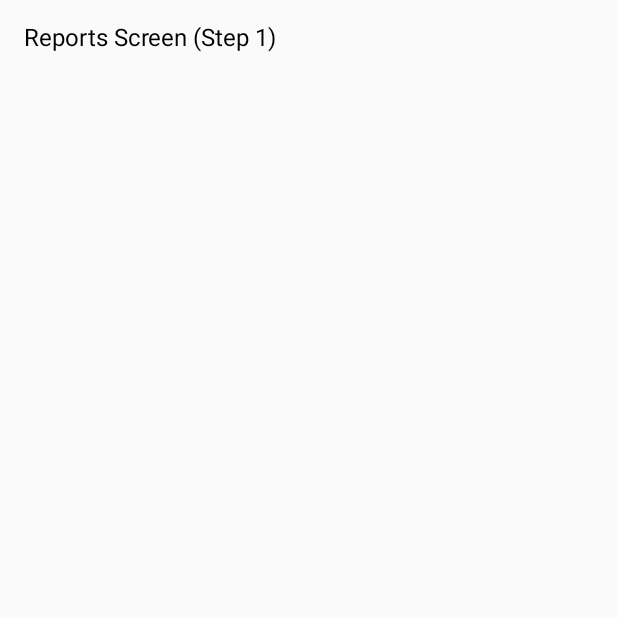
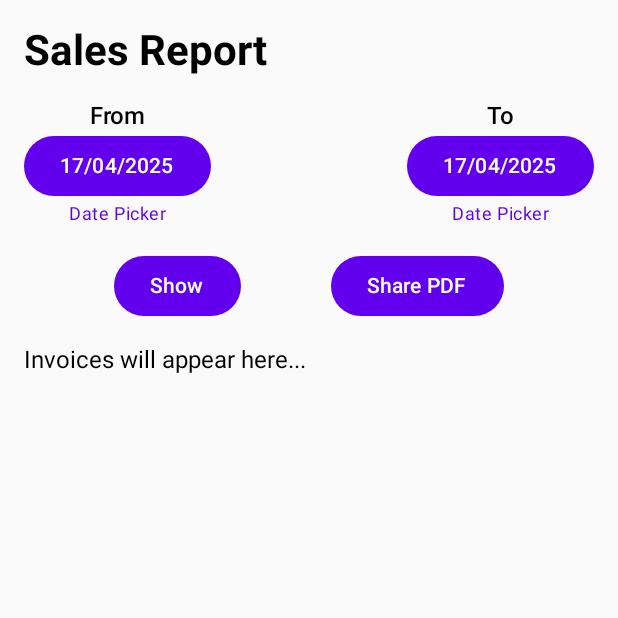
Before and after one commit to bhkrayem/ChInv, an Android app built with Jetpack Compose: the ReportsScreen screen opened through its navigation route, on a phone screen of 412 x 824 dp, the top half of it. Run offline under Robolectric (Android 15) with nearby library versions, the phone set to English and light mode, and no system bars.

```diff
--- a/app/src/main/java/com/bahaa/chinv/ReportsScreen.kt
+++ b/app/src/main/java/com/bahaa/chinv/ReportsScreen.kt
@@ -1,15 +1,114 @@
 package com.bahaa.chinv
 
-import androidx.compose.foundation.layout.*
+import android.annotation.SuppressLint
+import android.app.DatePickerDialog
+import android.content.Context
+import androidx.compose.foundation.layout.Arrangement
+import androidx.compose.foundation.layout.Column
+import androidx.compose.foundation.layout.Row
+import androidx.compose.foundation.layout.Spacer
+import androidx.compose.foundation.layout.fillMaxWidth
+import androidx.compose.foundation.layout.height
+import androidx.compose.foundation.layout.padding
+import androidx.compose.material3.Button
+import androidx.compose.material3.MaterialTheme
 import androidx.compose.material3.Text
 import androidx.compose.runtime.Composable
+import androidx.compose.runtime.getValue
+import androidx.compose.runtime.mutableStateOf
+import androidx.compose.runtime.remember
+import androidx.compose.runtime.setValue
 import androidx.compose.ui.Modifier
+import androidx.compose.ui.platform.LocalContext
+import androidx.compose.ui.text.font.FontWeight
 import androidx.compose.ui.unit.dp
 import androidx.navigation.NavHostController
+import java.text.SimpleDateFormat
+import java.util.Calendar
+import java.util.Date
+import java.util.Locale
+
+@SuppressLint("SimpleDateFormat")
+@Composable
+fun ReportsScreen(navController: NavHostController) {
+    val context = LocalContext.current
+
+    val dateFormat = SimpleDateFormat("dd/MM/yyyy", Locale.getDefault())
+    val today = remember { dateFormat.format(Date()) }
+
+    var fromDate by remember { mutableStateOf(today) }
+    var toDate by remember { mutableStateOf(today) }
+
+    Column(modifier = Modifier.padding(16.dp)) {
+        Text(
+            "Sales Report",
+            style = MaterialTheme.typography.headlineMedium,
+            fontWeight = FontWeight.Bold
+        )
+
+        Spacer(modifier = Modifier.height(16.dp))
+
+        Row(modifier = Modifier.fillMaxWidth(), horizontalArrangement = Arrangement.SpaceBetween) {
+            DatePickerWithLabel("From", fromDate) { fromDate = it }
+            DatePickerWithLabel("To", toDate) { toDate = it }
+        }
+
+        Spacer(modifier = Modifier.height(16.dp))
+
+        Row(modifier = Modifier.fillMaxWidth(), horizontalArrangement = Arrangement.SpaceEvenly) {
+            Button(onClick = {
+                // TODO: Load invoices by date range
+            }) {
+                Text("Show")
+            }
+            Button(onClick = {
+                // TODO: Share as PDF
+            }) {
+                Text("Share PDF")
+            }
+        }
+
+        Spacer(modifier = Modifier.height(16.dp))
+
+        // Step 2: Invoices List will go here
+        Text("Invoices will appear here...", style = MaterialTheme.typography.bodyLarge)
+    }
+}
 
 @Composable
-fun ReportsScreen(navController: NavHostController) {
-    Column(modifier = Modifier.padding(16.dp)) {
-        Text("Reports Screen (Step 1)")
+fun DatePickerWithLabel(label: String, selectedDate: String, onDateSelected: (String) -> Unit) {
+    val context = LocalContext.current
+
+    Column(horizontalAlignment = androidx.compose.ui.Alignment.CenterHorizontally) {
+        Text(label, fontWeight = FontWeight.SemiBold)
+        Button(onClick = {
+            showDatePicker(context, selectedDate, onDateSelected)
+        }) {
+            Text(selectedDate)
+        }
+        Text(
+            "Date Picker",
+            style = MaterialTheme.typography.bodySmall,
+            color = MaterialTheme.colorScheme.primary
+        )
     }
 }
+
+@SuppressLint("SimpleDateFormat")
+fun showDatePicker(context: Context, initial: String, onPicked: (String) -> Unit) {
+    val sdf = SimpleDateFormat("dd/MM/yyyy", Locale.getDefault())
+    val date = sdf.parse(initial) ?: Date()
+    val calendar = Calendar.getInstance().apply { time = date }
+
+    DatePickerDialog(
+        context,
+        { _, year, month, day ->
+            val selected = Calendar.getInstance()
+            selected.set(year, month, day)
+            onPicked(sdf.format(selected.time))
+        },
+        calendar.get(Calendar.YEAR),
+        calendar.get(Calendar.MONTH),
+        calendar.get(Calendar.DAY_OF_MONTH)
+    ).show()
+}
```
